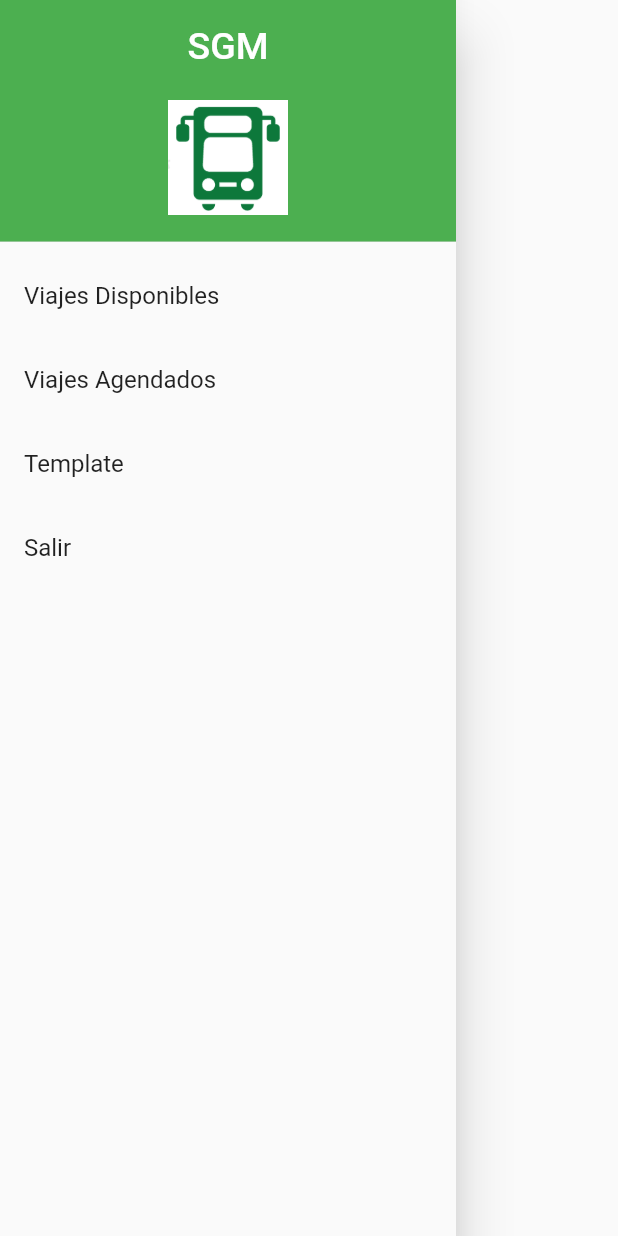
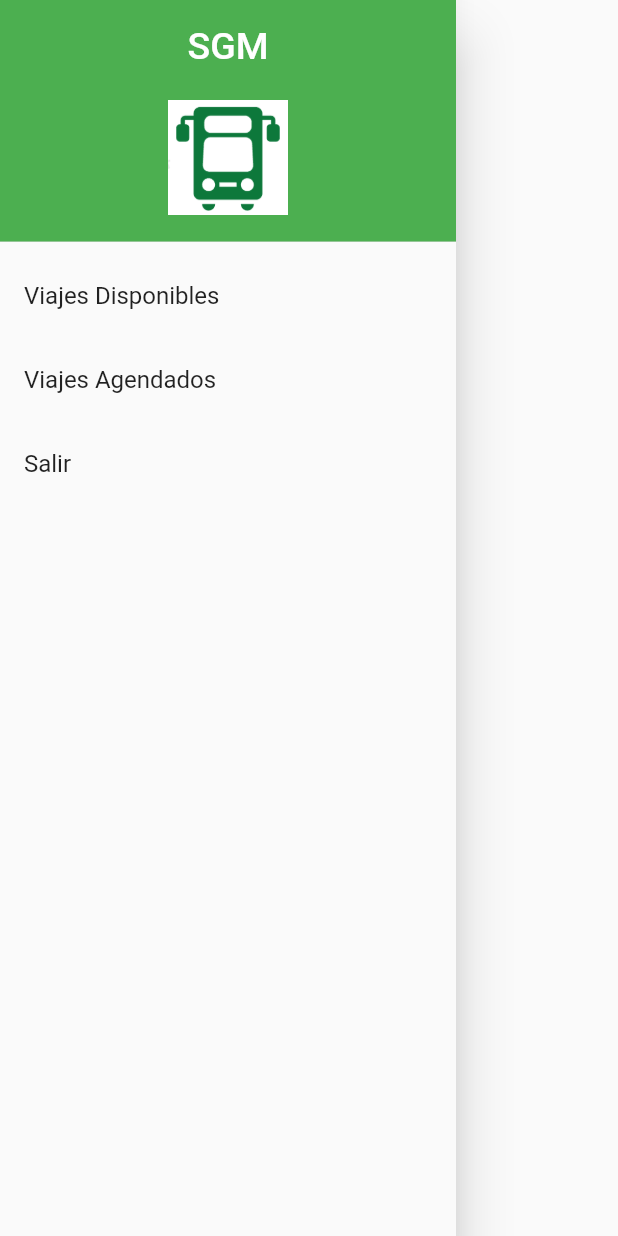
Before and after one commit to ibaldovino/sgmbooking, a Flutter app: what appDrawer() shows on an empty page, opened directly, on a phone screen of 412 x 824 dp. Run offline on Flutter 3.47's test engine with Material 2 defaults, Android fonts, the light colour scheme and no system bars; our stand-ins replace double_back_to_close_app, shared_preferences; accounts and stored records are empty; network calls fail.

Commit message:
Testing fixes

```diff
--- a/lib/screens/login.dart
+++ b/lib/screens/login.dart
@@ -112,7 +112,7 @@ class _LoginPageState extends State<LoginPage> {
                 SizedBox(
                   height: 50,
                 ),
-                Container(
+                /*Container(
                   alignment: Alignment.centerRight,
                   child: TextButton(
                     child: Text(
@@ -127,7 +127,7 @@ class _LoginPageState extends State<LoginPage> {
                       //         builder: (context) => ForgotPasswordPage()));
                     },
                   ),
-                ),
+                ),*/
                 Container(
                   height: 45,
                   child: TextButton(
--- a/lib/utils/appDrawer.dart
+++ b/lib/utils/appDrawer.dart
@@ -57,7 +57,7 @@ Widget appDrawer(BuildContext context) {
             // ...
           },
         ),
-        ListTile(
+        /*ListTile(
           title: const Text('Template'),
           onTap: () {
             Navigator.pop(context);
@@ -65,7 +65,7 @@ Widget appDrawer(BuildContext context) {
             // Update the state of the app.
             // ...
           },
-        ),
+        ),*/
         ListTile(
           title: const Text('Salir'),
           onTap: () {
```
